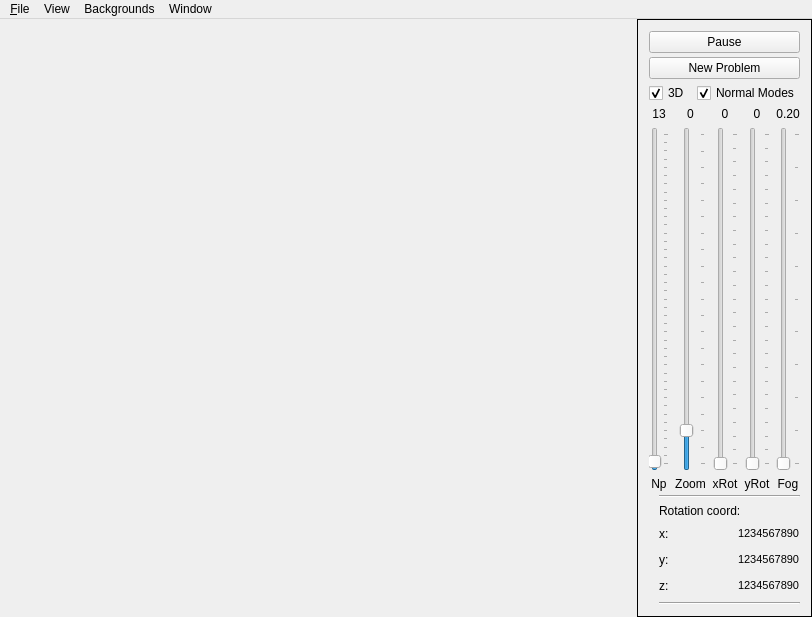
Before: the Qt Designer form Atomical/Qt4/mainwindow.ui in nagyistoce/cocoatutorials, drawn with Qt 5.
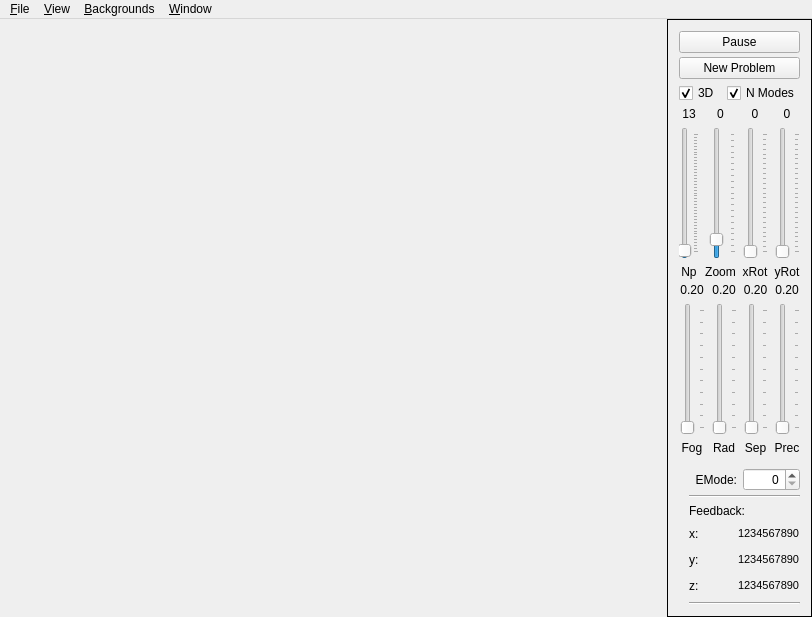
After: the same form once the commit is applied. Icons and pictures are not drawn.

Commit message: Added sliders to the UI for Radius, Precision and Separation. Added spinbox for the EigenModes Added alt-hotkeys to the menu Updated ReadMe.txt

```diff
--- a/Atomical/Qt4/mainwindow.ui
+++ b/Atomical/Qt4/mainwindow.ui
@@ -70,6 +70,12 @@
     </item>
     <item>
      <widget class="QFrame" name="controls">
+      <property name="maximumSize">
+       <size>
+        <width>175</width>
+        <height>16777215</height>
+       </size>
+      </property>
       <property name="frameShape">
        <enum>QFrame::Box</enum>
       </property>
@@ -118,7 +124,7 @@
          <item>
           <widget class="QCheckBox" name="normalModes">
            <property name="text">
-            <string>Normal Modes</string>
+            <string>N Modes</string>
            </property>
            <property name="checked">
             <bool>true</bool>
@@ -355,8 +361,12 @@
            </item>
           </layout>
          </item>
+        </layout>
+       </item>
+       <item>
+        <layout class="QHBoxLayout" name="controls2">
          <item>
-          <layout class="QVBoxLayout" name="verticalLayout_4">
+          <layout class="QVBoxLayout" name="fogLayout">
            <item>
             <widget class="QLabel" name="fogValue">
              <property name="text">
@@ -407,10 +417,190 @@
            </item>
           </layout>
          </item>
+         <item>
+          <layout class="QVBoxLayout" name="radLayout">
+           <item>
+            <widget class="QLabel" name="radValue">
+             <property name="text">
+              <string>0.20</string>
+             </property>
+             <property name="alignment">
+              <set>Qt::AlignCenter</set>
+             </property>
+            </widget>
+           </item>
+           <item>
+            <widget class="QSlider" name="radSlider">
+             <property name="sizePolicy">
+              <sizepolicy hsizetype="Preferred" vsizetype="Expanding">
+               <horstretch>0</horstretch>
+               <verstretch>0</verstretch>
+              </sizepolicy>
+             </property>
+             <property name="maximum">
+              <number>20</number>
+             </property>
+             <property name="pageStep">
+              <number>1</number>
+             </property>
+             <property name="tracking">
+              <bool>true</bool>
+             </property>
+             <property name="orientation">
+              <enum>Qt::Vertical</enum>
+             </property>
+             <property name="tickPosition">
+              <enum>QSlider::TicksBelow</enum>
+             </property>
+             <property name="tickInterval">
+              <number>2</number>
+             </property>
+            </widget>
+           </item>
+           <item>
+            <widget class="QLabel" name="radLabel">
+             <property name="text">
+              <string>Rad</string>
+             </property>
+             <property name="alignment">
+              <set>Qt::AlignCenter</set>
+             </property>
+            </widget>
+           </item>
+          </layout>
+         </item>
+         <item>
+          <layout class="QVBoxLayout" name="sepLayout">
+           <item>
+            <widget class="QLabel" name="sepValue">
+             <property name="text">
+              <string>0.20</string>
+             </property>
+             <property name="alignment">
+              <set>Qt::AlignCenter</set>
+             </property>
+            </widget>
+           </item>
+           <item>
+            <widget class="QSlider" name="sepSlider">
+             <property name="sizePolicy">
+              <sizepolicy hsizetype="Preferred" vsizetype="Expanding">
+               <horstretch>0</horstretch>
+               <verstretch>0</verstretch>
+              </sizepolicy>
+             </property>
+             <property name="maximum">
+              <number>20</number>
+             </property>
+             <property name="pageStep">
+              <number>1</number>
+             </property>
+             <property name="tracking">
+              <bool>true</bool>
+             </property>
+             <property name="orientation">
+              <enum>Qt::Vertical</enum>
+             </property>
+             <property name="tickPosition">
+              <enum>QSlider::TicksBelow</enum>
+             </property>
+             <property name="tickInterval">
+              <number>2</number>
+             </property>
+            </widget>
+           </item>
+           <item>
+            <widget class="QLabel" name="sepLabel">
+             <property name="text">
+              <string>Sep</string>
+             </property>
+             <property name="alignment">
+              <set>Qt::AlignCenter</set>
+             </property>
+            </widget>
+           </item>
+          </layout>
+         </item>
+         <item>
+          <layout class="QVBoxLayout" name="precLayout">
+           <item>
+            <widget class="QLabel" name="precValue">
+             <property name="text">
+              <string>0.20</string>
+             </property>
+             <property name="alignment">
+              <set>Qt::AlignCenter</set>
+             </property>
+            </widget>
+           </item>
+           <item>
+            <widget class="QSlider" name="precSlider">
+             <property name="sizePolicy">
+              <sizepolicy hsizetype="Preferred" vsizetype="Expanding">
+               <horstretch>0</horstretch>
+               <verstretch>0</verstretch>
+              </sizepolicy>
+             </property>
+             <property name="maximum">
+              <number>20</number>
+             </property>
+             <property name="pageStep">
+              <number>1</number>
+             </property>
+             <property name="tracking">
+              <bool>true</bool>
+             </property>
+             <property name="orientation">
+              <enum>Qt::Vertical</enum>
+             </property>
+             <property name="tickPosition">
+              <enum>QSlider::TicksBelow</enum>
+             </property>
+             <property name="tickInterval">
+              <number>2</number>
+             </property>
+            </widget>
+           </item>
+           <item>
+            <widget class="QLabel" name="precLabel">
+             <property name="text">
+              <string>Prec</string>
+             </property>
+             <property name="alignment">
+              <set>Qt::AlignCenter</set>
+             </property>
+            </widget>
+           </item>
+          </layout>
+         </item>
         </layout>
        </item>
        <item>
-        <layout class="QHBoxLayout" name="horizontalLayout_5">
+        <layout class="QHBoxLayout" name="eigenmodeLayout">
+         <property name="topMargin">
+          <number>9</number>
+         </property>
+         <item>
+          <widget class="QLabel" name="label">
+           <property name="text">
+            <string>EMode:</string>
+           </property>
+           <property name="alignment">
+            <set>Qt::AlignRight|Qt::AlignTrailing|Qt::AlignVCenter</set>
+           </property>
+          </widget>
+         </item>
+         <item>
+          <widget class="QSpinBox" name="eigenmodeValue">
+           <property name="alignment">
+            <set>Qt::AlignRight|Qt::AlignTrailing|Qt::AlignVCenter</set>
+           </property>
+          </widget>
+         </item>
+        </layout>
+       </item>
+       <item>
+        <layout class="QHBoxLayout" name="feedbackLayout">
          <item>
           <spacer name="horizontalSpacer_5">
            <property name="orientation">
@@ -439,7 +629,7 @@
            <item>
             <widget class="QLabel" name="label_2">
              <property name="text">
-              <string>Rotation coord:</string>
+              <string>Feedback:</string>
              </property>
             </widget>
            </item>
@@ -591,14 +781,14 @@
    </widget>
    <widget class="QMenu" name="menuView">
     <property name="title">
-     <string>View</string>
+     <string>&amp;View</string>
     </property>
     <addaction name="actionFullScreen"/>
     <addaction name="actionPreferences"/>
    </widget>
    <widget class="QMenu" name="menuWindow">
     <property name="title">
-     <string>Window</string>
+     <string>&amp;Window</string>
     </property>
     <addaction name="actionHelp"/>
     <addaction name="separator"/>
@@ -606,7 +796,7 @@
    </widget>
    <widget class="QMenu" name="menuBackgrounds">
     <property name="title">
-     <string>Backgrounds</string>
+     <string>&amp;Backgrounds</string>
     </property>
     <addaction name="actionRed"/>
     <addaction name="actionGreen"/>
```
Left out of the diff: 130 changed lines with no effect on the pictures. The commit also changes 3 other files.
